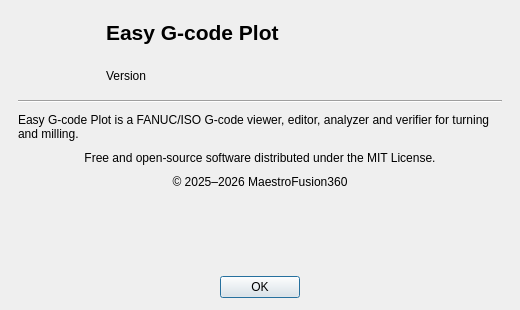
Above: app/ui/generated/dialogs/about.ui from MaestroFusion360/easy_gcode_plot before the change. Below: the same form after it.
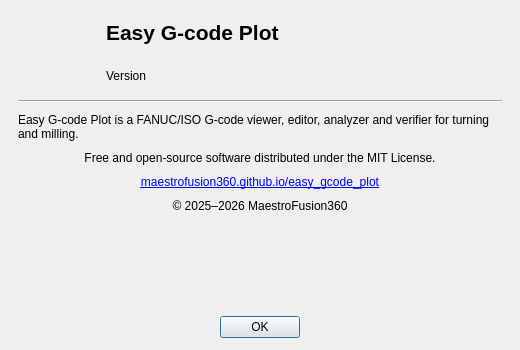
That is the form after the change. Icons and pictures are not drawn.

```diff
--- a/app/ui/generated/dialogs/about.ui
+++ b/app/ui/generated/dialogs/about.ui
@@ -7,19 +7,19 @@
                 <x>0</x>
                 <y>0</y>
                 <width>520</width>
-                <height>310</height>
+                <height>350</height>
             </rect>
         </property>
         <property name="minimumSize">
             <size>
                 <width>520</width>
-                <height>310</height>
+                <height>350</height>
             </size>
         </property>
         <property name="maximumSize">
             <size>
                 <width>520</width>
-                <height>310</height>
+                <height>350</height>
             </size>
         </property>
         <property name="windowTitle">
@@ -130,6 +130,19 @@
                     </property>
                 </widget>
             </item>
+            <item>
+                <widget class="QLabel" name="websiteLabel">
+                    <property name="text">
+                        <string notr="true">&lt;a href="https://maestrofusion360.github.io/easy_gcode_plot/"&gt;maestrofusion360.github.io/easy_gcode_plot&lt;/a&gt;</string>
+                    </property>
+                    <property name="alignment">
+                        <set>Qt::AlignmentFlag::AlignCenter</set>
+                    </property>
+                    <property name="openExternalLinks">
+                        <bool>true</bool>
+                    </property>
+                </widget>
+            </item>
             <item>
                 <widget class="QLabel" name="dateLabel">
                     <property name="text">
```
